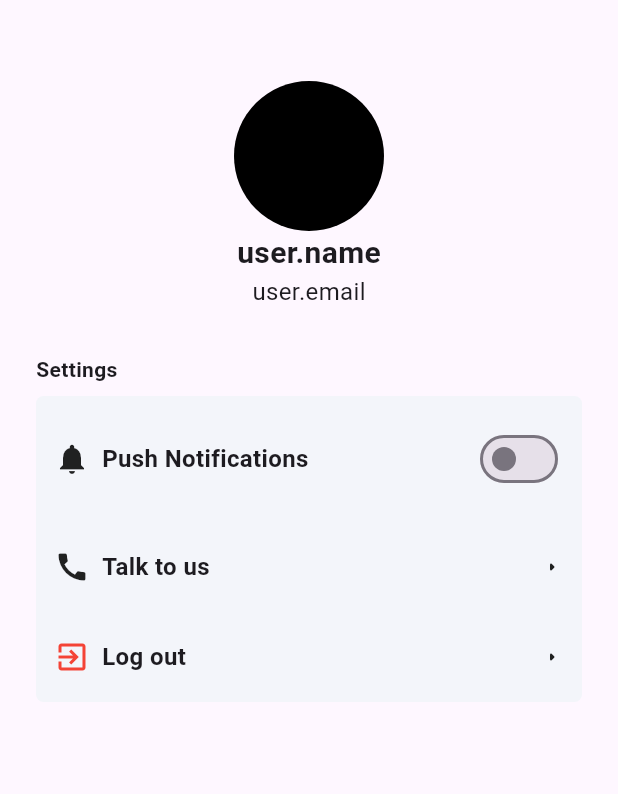
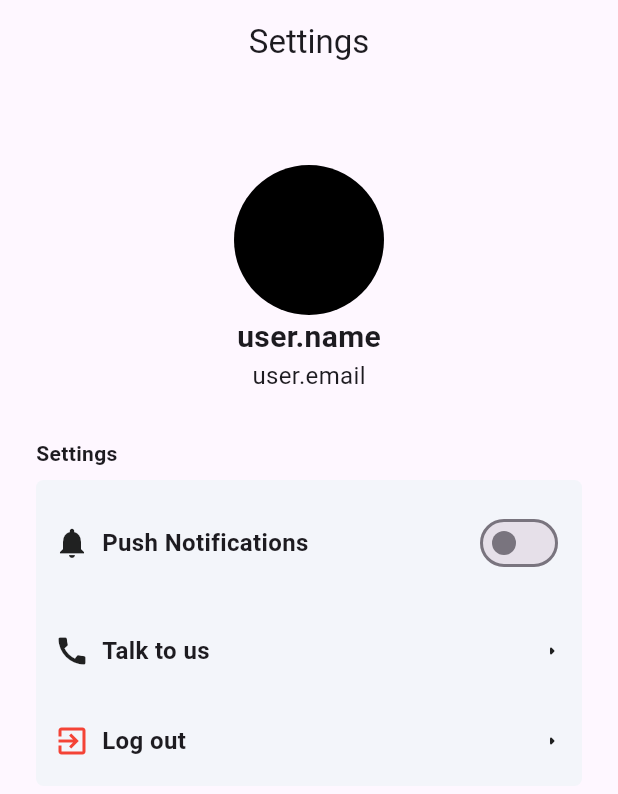
Before and after one commit to laurence702/Gasopay-Mobile, a Flutter app: the RiderSettingsPage screen opened by its route, on a phone screen of 412 x 824 dp. Shown: the top 794 px of the screen. Run offline on Flutter 3.47's test engine with Material 3 defaults, Android fonts, the phone set to English and light mode, and no system bars; drawn by our look-alikes of toastification; our stand-ins replace dotted_decoration, equatable, flutter_bloc, get_it, go_router, heroicons and 1 more; missing offline and left inert: material_dialogs.

Commit message:
add appbar

```diff
--- a/lib/config/theme/config.dart
+++ b/lib/config/theme/config.dart
@@ -2,6 +2,12 @@ import 'package:flutter/material.dart';
 
 class AppTheme {
   static ThemeData get light => ThemeData.light().copyWith(
+        appBarTheme: const AppBarTheme(
+          backgroundColor: Colors.transparent,
+          elevation: 0,
+          scrolledUnderElevation: 0,
+          centerTitle: true,
+        ),
         inputDecorationTheme: InputDecorationTheme(
           border: const OutlineInputBorder(),
           enabledBorder: OutlineInputBorder(
--- a/lib/features/rider/pages/screen_settings.dart
+++ b/lib/features/rider/pages/screen_settings.dart
@@ -7,6 +7,9 @@ class RiderSettingsPage extends StatelessWidget {
   @override
   Widget build(BuildContext context) {
     return Scaffold(
+      appBar: AppBar(
+        title: const Text('Settings'),
+      ),
       body: SafeArea(
           child: SingleChildScrollView(
         padding: const EdgeInsets.all(24),
```
